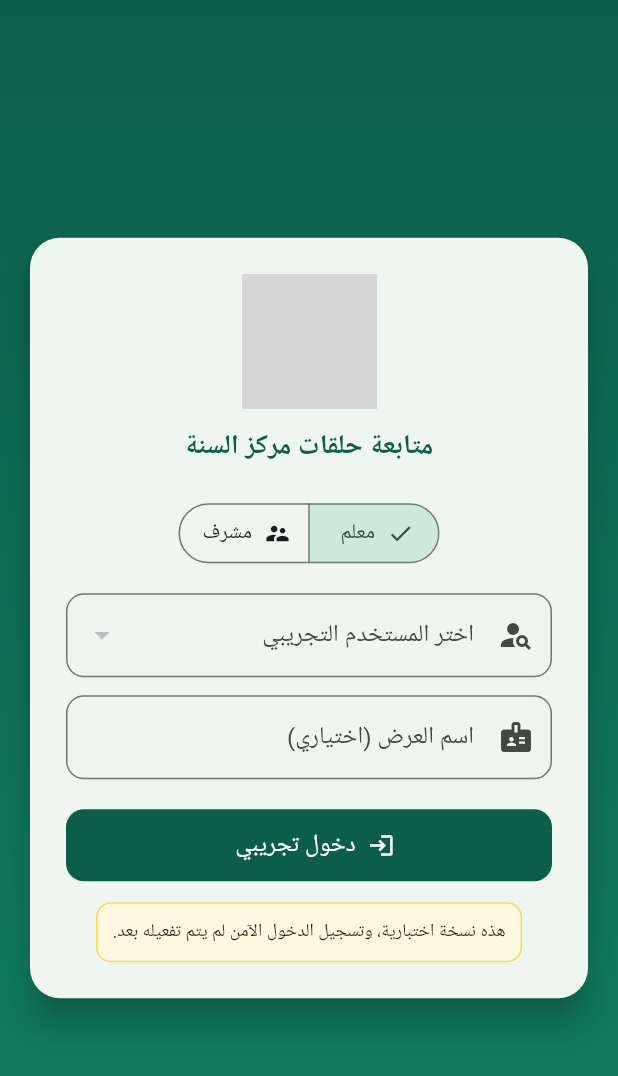
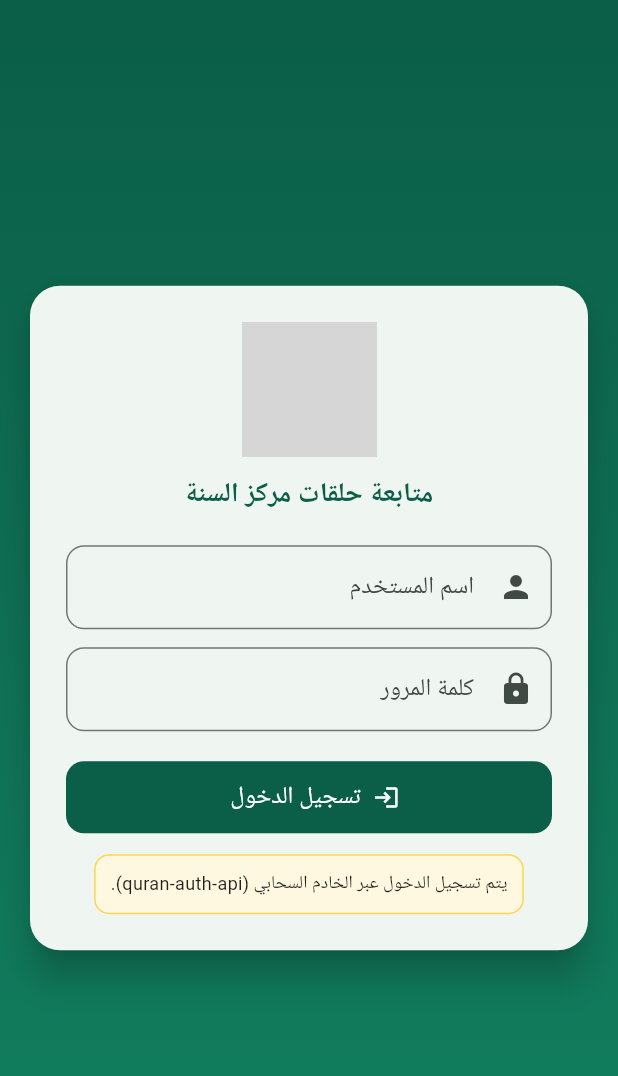
Before and after one commit to almuhasab9-alt/quran-circles-app, a Flutter app: the screen it shows after launch, on a phone screen of 412 x 824 dp. Shown: the top 1076 px of the screen. Run offline on Flutter 3.47's test engine with Material 3 defaults, Android fonts, the phone set to English and light mode, and no system bars; our stand-ins replace drift, drift_flutter, fl_chart, flutter_riverpod, go_router, google_fonts and 4 more; missing offline and left inert: universal_html; accounts and stored records are empty; generated files the repository leaves out were written again; network calls fail; Roboto replaces fonts that are missing (Cairo); grey boxes are pictures that could not be loaded.

Commit message:
feat: real login via quran-auth-api + attach Bearer token to all API calls
- ApiClient: static authToken, Authorization header on all requests,
  login() method calling quran-auth-api /api/login
- Login screen: username+password fields, stores token, session from server
  (replaces local demo sign-in which broke with secured circles-api)

```diff
--- a/lib/core/services/api_client.dart
+++ b/lib/core/services/api_client.dart
@@ -6,6 +6,10 @@ import 'package:http/http.dart' as http;
 class ApiClient {
   // سيتم تحديثه تلقائياً من إعدادات التطبيق
   static const String defaultBaseUrl = 'https://quran-circles-api.almuhasab9-alt.workers.dev';
+  static const String authBaseUrl = 'https://quran-auth-api.almuhasab9-alt.workers.dev';
+
+  // التوكن المشترك لجميع الطلبات (يُعيّن بعد تسجيل الدخول)
+  static String? authToken;
 
   final String baseUrl;
   final http.Client _client;
@@ -14,9 +18,28 @@ class ApiClient {
       : baseUrl = baseUrl ?? defaultBaseUrl,
         _client = client ?? http.Client();
 
+  Map<String, String> _headers() => {
+        'Content-Type': 'application/json',
+        if (ApiClient.authToken != null)
+          'Authorization': 'Bearer ${ApiClient.authToken}',
+      };
+
+  /// تسجيل الدخول عبر quran-auth-api — يخزن التوكن في ApiClient.authToken
+  Future<Map<String, dynamic>> login(String username, String password) async {
+    final res = await _client.post(
+      Uri.parse('$authBaseUrl/api/login'),
+      headers: {'Content-Type': 'application/json'},
+      body: jsonEncode({'username': username, 'password': password}),
+    );
+    if (res.statusCode != 200) {
+      throw ApiException('اسم المستخدم أو كلمة المرور غير صحيحة');
+    }
+    return jsonDecode(res.body) as Map<String, dynamic>;
+  }
+
   Future<List<Map<String, dynamic>>> getList(String path, {Map<String, String>? query}) async {
     final uri = Uri.parse('$baseUrl$path').replace(queryParameters: query);
-    final res = await _client.get(uri, headers: {'Content-Type': 'application/json'});
+    final res = await _client.get(uri, headers: _headers());
     if (res.statusCode != 200) {
       throw ApiException('GET $path failed: ${res.statusCode} ${res.body}');
     }
@@ -26,7 +49,7 @@ class ApiClient {
 
   Future<Map<String, dynamic>?> getOne(String path, {Map<String, String>? query}) async {
     final uri = Uri.parse('$baseUrl$path').replace(queryParameters: query);
-    final res = await _client.get(uri, headers: {'Content-Type': 'application/json'});
+    final res = await _client.get(uri, headers: _headers());
     if (res.statusCode == 404) return null;
     if (res.statusCode != 200) {
       throw ApiException('GET $path failed: ${res.statusCode} ${res.body}');
@@ -39,7 +62,7 @@ class ApiClient {
   Future<Map<String, dynamic>> post(String path, Map<String, dynamic> body) async {
     final res = await _client.post(
       Uri.parse('$baseUrl$path'),
-      headers: {'Content-Type': 'application/json'},
+      headers: _headers(),
       body: jsonEncode(body),
     );
     if (res.statusCode != 200 && res.statusCode != 201) {
@@ -51,7 +74,7 @@ class ApiClient {
   Future<Map<String, dynamic>> put(String path, Map<String, dynamic> body) async {
     final res = await _client.put(
       Uri.parse('$baseUrl$path'),
-      headers: {'Content-Type': 'application/json'},
+      headers: _headers(),
       body: jsonEncode(body),
     );
     if (res.statusCode != 200) {
@@ -61,7 +84,7 @@ class ApiClient {
   }
 
   Future<void> delete(String path) async {
-    final res = await _client.delete(Uri.parse('$baseUrl$path'));
+    final res = await _client.delete(Uri.parse('$baseUrl$path'), headers: _headers());
     if (res.statusCode != 200) {
       throw ApiException('DELETE $path failed: ${res.statusCode} ${res.body}');
     }
--- a/lib/features/demo_auth/demo_login_screen.dart
+++ b/lib/features/demo_auth/demo_login_screen.dart
@@ -2,9 +2,7 @@ import 'package:flutter/material.dart';
 import 'package:flutter_riverpod/flutter_riverpod.dart';
 import 'package:go_router/go_router.dart';
 import '../../core/constants/app_constants.dart';
-import '../../core/constants/enums.dart';
-import '../../core/database/app_database.dart';
-import '../../core/services/demo_auth_repository.dart';
+import '../../core/services/api_client.dart';
 import '../../core/theme/app_theme.dart';
 import '../../shared/providers/providers.dart';
 
@@ -15,34 +13,45 @@ class DemoLoginScreen extends ConsumerStatefulWidget {
 }
 
 class _DemoLoginScreenState extends ConsumerState<DemoLoginScreen> {
-  UserRole role = UserRole.teacher;
-  User? selectedUser;
-  List<User> users = [];
-  final nameCtrl = TextEditingController();
-  bool loading = true;
+  final usernameCtrl = TextEditingController();
+  final passwordCtrl = TextEditingController();
+  bool loading = false;
+  String? errorText;
 
   @override
-  void initState() {
-    super.initState();
-    _loadUsers();
-  }
-
-  Future<void> _loadUsers() async {
-    final repo = DemoAuthRepository(ref.read(dbProvider));
-    users = await repo.demoUsersByRole(role.name);
-    selectedUser = users.isNotEmpty ? users.first : null;
-    nameCtrl.text = selectedUser?.fullName ?? '';
-    setState(() => loading = false);
+  void dispose() {
+    usernameCtrl.dispose();
+    passwordCtrl.dispose();
+    super.dispose();
   }
 
   Future<void> _login() async {
-    if (selectedUser == null) return;
+    final username = usernameCtrl.text.trim();
+    final password = passwordCtrl.text;
+    if (username.isEmpty || password.isEmpty) {
+      setState(() => errorText = 'أدخل اسم المستخدم وكلمة المرور');
+      return;
+    }
+    setState(() { loading = true; errorText = null; });
+    try {
+      final api = ref.read(apiClientProvider);
+      final result = await api.login(username, password);
+      ApiClient.authToken = result['token'] as String;
+      final user = result['user'] as Map<String, dynamic>;
       ref.read(sessionProvider.notifier).state = DemoSession(
-      userId: selectedUser!.id,
-      name: nameCtrl.text.trim().isEmpty ? selectedUser!.fullName : nameCtrl.text.trim(),
-      role: role.name,
+        userId: (user['id'] ?? '') as String,
+        name: (user['fullName'] ?? username) as String,
+        role: (user['role'] ?? 'teacher') as String,
       );
+      if (!mounted) return;
       context.go('/home');
+    } catch (e) {
+      if (!mounted) return;
+      setState(() {
+        loading = false;
+        errorText = e.toString().replaceAll('ApiException: ', '');
+      });
+    }
   }
 
   @override
@@ -74,42 +83,32 @@ class _DemoLoginScreenState extends ConsumerState<DemoLoginScreen> {
                         textAlign: TextAlign.center,
                         style: TextStyle(fontSize: 18, fontWeight: FontWeight.bold, color: AppColors.primary)),
                     const SizedBox(height: 20),
-                    SegmentedButton<UserRole>(
-                      segments: const [
-                        ButtonSegment(value: UserRole.teacher, label: Text('معلم'), icon: Icon(Icons.school)),
-                        ButtonSegment(value: UserRole.supervisor, label: Text('مشرف'), icon: Icon(Icons.supervisor_account)),
-                      ],
-                      selected: {role},
-                      onSelectionChanged: (s) {
-                        setState(() { role = s.first; loading = true; });
-                        _loadUsers();
-                      },
+                    TextField(
+                      controller: usernameCtrl,
+                      textInputAction: TextInputAction.next,
+                      decoration: InputDecoration(
+                        labelText: 'اسم المستخدم',
+                        border: OutlineInputBorder(borderRadius: BorderRadius.circular(12)),
+                        prefixIcon: const Icon(Icons.person),
                       ),
-                    const SizedBox(height: 16),
-                    if (loading)
-                      const Padding(padding: EdgeInsets.all(16), child: CircularProgressIndicator())
-                    else ...[
-                      DropdownButtonFormField<User>(
-                        initialValue: selectedUser,
-                        decoration: InputDecoration(
-                          labelText: 'اختر المستخدم التجريبي',
-                          border: OutlineInputBorder(borderRadius: BorderRadius.circular(12)),
-                          prefixIcon: const Icon(Icons.person_search),
-                        ),
-                        items: users.map((u) => DropdownMenuItem(value: u, child: Text(u.fullName))).toList(),
-                        onChanged: (v) => setState(() {
-                          selectedUser = v;
-                          nameCtrl.text = v?.fullName ?? '';
-                        }),
                     ),
                     const SizedBox(height: 12),
                     TextField(
-                        controller: nameCtrl,
+                      controller: passwordCtrl,
+                      obscureText: true,
+                      onSubmitted: (_) => _login(),
                       decoration: InputDecoration(
-                          labelText: 'اسم العرض (اختياري)',
+                        labelText: 'كلمة المرور',
                         border: OutlineInputBorder(borderRadius: BorderRadius.circular(12)),
-                          prefixIcon: const Icon(Icons.badge),
+                        prefixIcon: const Icon(Icons.lock),
                       ),
+                    ),
+                    if (errorText != null) ...[
+                      const SizedBox(height: 10),
+                      Text(
+                        errorText!,
+                        textAlign: TextAlign.center,
+                        style: const TextStyle(color: Colors.red, fontSize: 13),
                       ),
                     ],
                     const SizedBox(height: 20),
@@ -117,8 +116,10 @@ class _DemoLoginScreenState extends ConsumerState<DemoLoginScreen> {
                       width: double.infinity, height: 48,
                       child: FilledButton.icon(
                         onPressed: loading ? null : _login,
-                        icon: const Icon(Icons.login),
-                        label: const Text('دخول تجريبي', style: TextStyle(fontSize: 16)),
+                        icon: loading
+                            ? const SizedBox(width: 18, height: 18, child: CircularProgressIndicator(strokeWidth: 2, color: Colors.white))
+                            : const Icon(Icons.login),
+                        label: const Text('تسجيل الدخول', style: TextStyle(fontSize: 16)),
                         style: FilledButton.styleFrom(backgroundColor: AppColors.primary),
                       ),
                     ),
@@ -131,7 +132,7 @@ class _DemoLoginScreenState extends ConsumerState<DemoLoginScreen> {
                         border: Border.all(color: Colors.amber.shade300),
                       ),
                       child: const Text(
-                        'هذه نسخة اختبارية، وتسجيل الدخول الآمن لم يتم تفعيله بعد.',
+                        'يتم تسجيل الدخول عبر الخادم السحابي (quran-auth-api).',
                         textAlign: TextAlign.center,
                         style: TextStyle(fontSize: 12, color: Colors.black87),
                       ),
```
Lines whose indentation alone changed are shown as unchanged.
